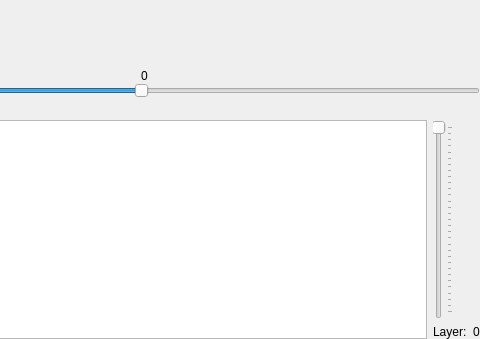
Above: screen.ui from tps12/hey-grid before the change; both pictures show x 198 to 678 and y 159 to 498 of the 678 by 498 pixel window. Below: the same form after it.
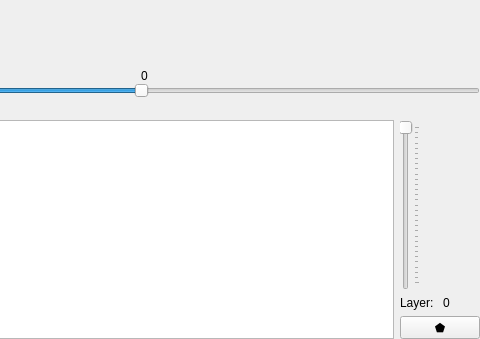
That is the form after the change.

Commit message: Add button to zoom detail view to nearest pentagon

The edit to the form file:
```diff
--- a/screen.ui
+++ b/screen.ui
@@ -324,6 +324,13 @@
             </item>
            </layout>
           </item>
+          <item>
+           <widget class="QPushButton" name="pentagon">
+            <property name="text">
+             <string>⬟</string>
+            </property>
+           </widget>
+          </item>
          </layout>
         </item>
        </layout>
```
The commit also changes 2 other files.
